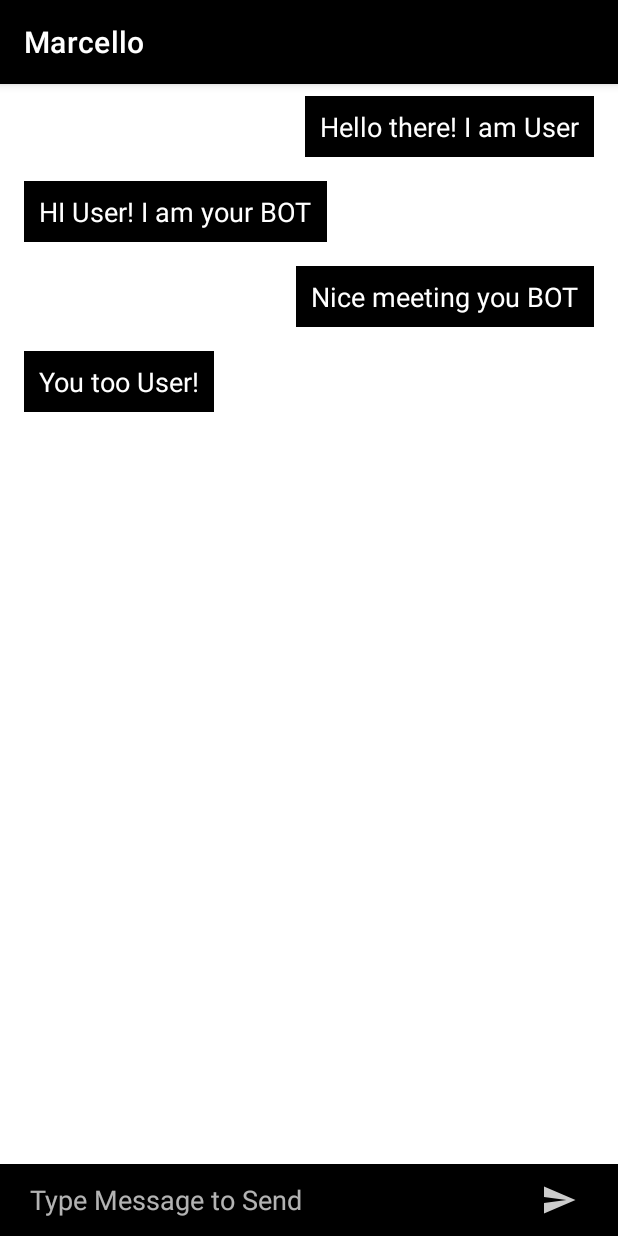
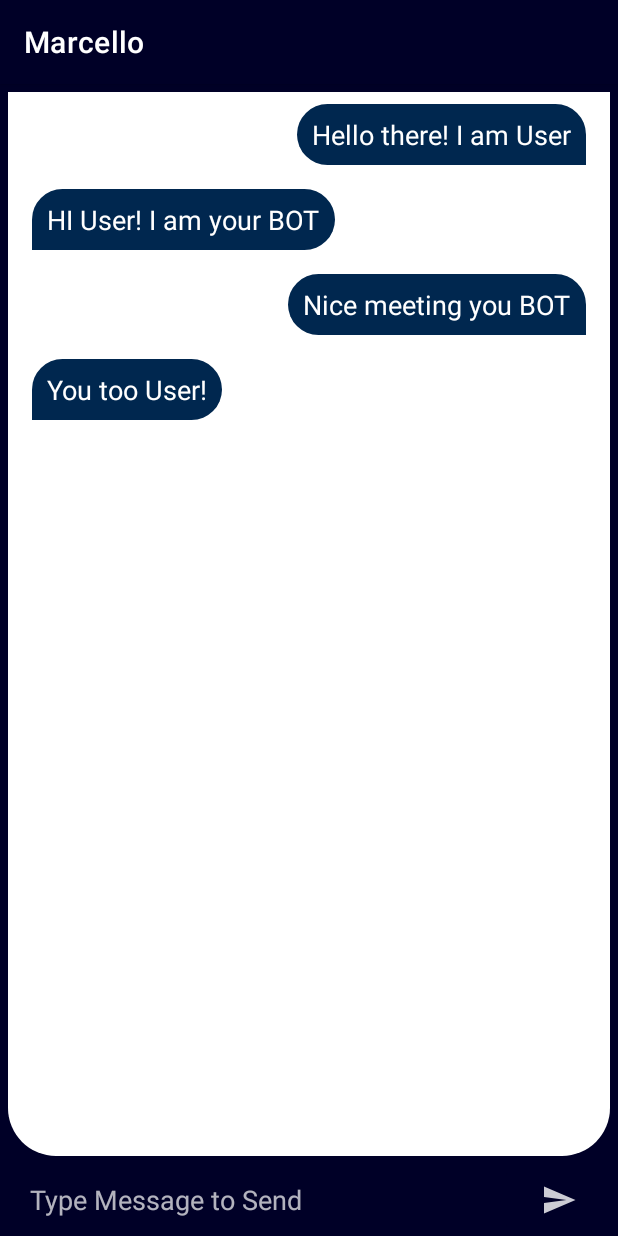
Before and after one commit to AbdelRahmanRefaat/Shams-Virtual-Assistant, an Android app: the screen it shows after launch (MainActivity), on a phone screen of 412 x 824 dp. Run offline under Robolectric (Android 15) with nearby library versions, the phone set to English and light mode, and no system bars.

Commit message:
Updated the UI

```diff
--- a/app/src/main/java/com/example/marcello/activities/main/MainActivity.java
+++ b/app/src/main/java/com/example/marcello/activities/main/MainActivity.java
@@ -32,8 +32,6 @@ public class MainActivity extends AppCompatActivity {
         recycler.setAdapter(adapter);
         recycler.setLayoutManager(new LinearLayoutManager(this));
 
-
-
         // dummy data
         ArrayList<ChatMessage> arr = new ArrayList<>();
         arr.add(new ChatMessage("Hello there! I am User", 1));
@@ -41,8 +39,8 @@ public class MainActivity extends AppCompatActivity {
         arr.add(new ChatMessage("Nice meeting you BOT",1));
         arr.add(new ChatMessage("You too User!",2));
         adapter.setList(arr);
-        EditText editTextMessage = (EditText) findViewById(R.id.edit_text_message);
-        ImageButton btnSend = (ImageButton) findViewById(R.id.btn_send_message);
+        EditText editTextMessage =  findViewById(R.id.edit_text_message);
+        ImageButton btnSend =  findViewById(R.id.btn_send_message);
         btnSend.setOnClickListener(new View.OnClickListener() {
             @Override
             public void onClick(View view) {
--- a/app/src/main/java/com/example/marcello/activities/main/adapters/ChatMessagesListAdapter.java
+++ b/app/src/main/java/com/example/marcello/activities/main/adapters/ChatMessagesListAdapter.java
@@ -34,10 +34,10 @@ public class ChatMessagesListAdapter extends RecyclerView.Adapter<RecyclerView.V
     public void onBindViewHolder(@NonNull RecyclerView.ViewHolder holder, int position) {
         if(chatMessages.get(position).getId() == VIEW_TYPE_USER_MESSAGE){
             UserViewHolder userViewHolder = (UserViewHolder) holder;
-            userViewHolder.nameTv.setText(chatMessages.get(position).getName());
+            userViewHolder.textMessage.setText(chatMessages.get(position).getMessage());
         }else if(chatMessages.get(position).getId() == VIEW_TYPE_BOT_MESSAGE){
             BotViewHolder botViewHolder = (BotViewHolder) holder;
-            botViewHolder.nameTv.setText(chatMessages.get(position).getName());
+            botViewHolder.textMessage.setText(chatMessages.get(position).getMessage());
         }
 
     }
@@ -57,17 +57,17 @@ public class ChatMessagesListAdapter extends RecyclerView.Adapter<RecyclerView.V
         notifyDataSetChanged();
     }
     public class BotViewHolder extends RecyclerView.ViewHolder {
-        TextView nameTv;
+        TextView textMessage;
         public BotViewHolder(@NonNull View itemView) {
             super(itemView);
-            nameTv = itemView.findViewById(R.id.text_view_chat_message);
+            textMessage = itemView.findViewById(R.id.textMessage);
         }
     }
     public class UserViewHolder extends RecyclerView.ViewHolder{
-        TextView nameTv;
+        TextView textMessage;
         public UserViewHolder(@NonNull View itemView) {
             super(itemView);
-            nameTv = itemView.findViewById(R.id.text_view_chat_message);
+            textMessage = itemView.findViewById(R.id.textMessage);
         }
     }
 }
--- a/app/src/main/java/com/example/marcello/models/ChatMessage.java
+++ b/app/src/main/java/com/example/marcello/models/ChatMessage.java
@@ -1,17 +1,17 @@
 package com.example.marcello.models;
 
 public class ChatMessage {
-    private String name;
+    private String message;
     private int id;
-    public ChatMessage(String name, int id) {
-        this.name = name;
+    public ChatMessage(String message, int id) {
+        this.message = message;
         this.id = id;
     }
     public int getId() {
         return id;
     }
-    public String getName() {
-        return name;
+    public String getMessage() {
+        return message;
     }
 
 
--- /dev/null
+++ b/app/src/main/res/drawable/background_chat_screen.xml
@@ -0,0 +1,11 @@
+<?xml version="1.0" encoding="utf-8"?>
+<shape xmlns:android="http://schemas.android.com/apk/res/android"
+    android:shape="rectangle">
+    <solid
+        android:color="@color/white"
+        />
+    <corners
+        android:bottomLeftRadius="32dp"
+        android:bottomRightRadius="32dp"
+        />
+</shape>
--- /dev/null
+++ b/app/src/main/res/drawable/background_received_message.xml
@@ -0,0 +1,10 @@
+<?xml version="1.0" encoding="utf-8"?>
+<shape xmlns:android="http://schemas.android.com/apk/res/android"
+    android:shape="rectangle">
+    <solid android:color="@color/primary"/>
+    <corners
+        android:bottomRightRadius="24dp"
+        android:topLeftRadius="24dp"
+        android:topRightRadius="24dp"
+        />
+</shape>
--- /dev/null
+++ b/app/src/main/res/drawable/background_sent_message.xml
@@ -0,0 +1,10 @@
+<?xml version="1.0" encoding="utf-8"?>
+<shape xmlns:android="http://schemas.android.com/apk/res/android"
+    android:shape="rectangle">
+    <solid android:color="@color/primary"/>
+    <corners
+        android:bottomLeftRadius="24dp"
+        android:topLeftRadius="24dp"
+        android:topRightRadius="24dp"
+        />
+</shape>
--- a/app/src/main/res/layout/activity_main.xml
+++ b/app/src/main/res/layout/activity_main.xml
@@ -14,7 +14,9 @@ app:layout_behavior="@string/appbar_scrolling_view_behavior"
 <RelativeLayout
     android:layout_width="match_parent"
     android:layout_height="match_parent"
-    android:background="#FFFFFF">
+    android:background="#FFFFFF"
+
+    >
 
 
 
@@ -22,13 +24,16 @@ app:layout_behavior="@string/appbar_scrolling_view_behavior"
         android:layout_width="match_parent"
         android:layout_height="match_parent"
         android:layout_above="@+id/send_message_layout"
-        android:backgroundTint="#6C5D5D">
+        android:backgroundTint="@color/primary_dark"
+        android:background="#FFFFFF"
+        android:padding="5dp"
+        >
 
         <androidx.recyclerview.widget.RecyclerView
             android:id="@+id/recycler_view_chat"
             android:layout_width="match_parent"
             android:layout_height="match_parent"
-            android:background="@color/white"
+            android:background="@drawable/background_chat_screen"
             app:layoutManager="LinearLayoutManager" />
 
         <TextView
@@ -38,7 +43,7 @@ app:layout_behavior="@string/appbar_scrolling_view_behavior"
             android:layout_gravity="center"
             android:padding="16dp"
             android:text="no_chats_available"
-            android:textColor="#000000"
+            android:textColor="@color/primary_dark"
             android:textSize="16sp"
             android:visibility="invisible" />
     </FrameLayout>
@@ -48,7 +53,7 @@ app:layout_behavior="@string/appbar_scrolling_view_behavior"
         android:layout_width="match_parent"
         android:layout_height="wrap_content"
         android:layout_alignParentBottom="true"
-        android:background="#000000"
+        android:background="@color/primary_dark"
         android:gravity="bottom|end">
 
         <EditText
@@ -56,7 +61,7 @@ app:layout_behavior="@string/appbar_scrolling_view_behavior"
             android:layout_width="wrap_content"
             android:layout_height="match_parent"
             android:layout_weight="4"
-            android:background="#000000"
+            android:background="@color/primary_dark"
             android:ems="10"
             android:hint="Type Message to Send"
             android:inputType="textPersonName"
@@ -69,7 +74,7 @@ app:layout_behavior="@string/appbar_scrolling_view_behavior"
             android:layout_width="wrap_content"
             android:layout_height="48dp"
             android:layout_weight="1"
-            android:backgroundTint="#000000"
+            android:backgroundTint="@color/primary_dark"
             android:src="@drawable/ic_send_message"
 
             />
--- a/app/src/main/res/layout/message_bot_side.xml
+++ b/app/src/main/res/layout/message_bot_side.xml
@@ -11,11 +11,11 @@
 
 
     <TextView
-        android:id="@+id/text_view_chat_message"
+        android:id="@+id/textMessage"
         android:layout_width="wrap_content"
         android:layout_height="wrap_content"
         android:layout_marginEnd="32dp"
-        android:background="#000000"
+        android:background="@drawable/background_received_message"
         android:paddingLeft="10dp"
         android:paddingRight="10dp"
         android:paddingBottom="8dp"
@@ -29,7 +29,7 @@
         android:id="@+id/time"
         android:layout_width="wrap_content"
         android:layout_height="wrap_content"
-        android:layout_toEndOf="@+id/text_view_chat_message"
+        android:layout_toEndOf="@+id/textMessage"
         android:visibility="invisible" />
 
 </RelativeLayout>
--- a/app/src/main/res/layout/message_user_side.xml
+++ b/app/src/main/res/layout/message_user_side.xml
@@ -14,11 +14,11 @@
     android:focusable="true">
 
     <TextView
-        android:id="@+id/text_view_chat_message"
+        android:id="@+id/textMessage"
         android:layout_width="wrap_content"
         android:layout_height="wrap_content"
         android:layout_marginStart="32dp"
-        android:background="#000000"
+        android:background="@drawable/background_sent_message"
         android:paddingLeft="10dp"
         android:paddingRight="10dp"
         android:paddingBottom="8dp"
@@ -33,7 +33,7 @@
         android:id="@+id/time"
         android:layout_width="wrap_content"
         android:layout_height="wrap_content"
-        android:layout_toStartOf="@+id/text_view_chat_message"
+        android:layout_toStartOf="@+id/textMessage"
         android:visibility="invisible" />
 
 
--- a/app/src/main/res/values/colors.xml
+++ b/app/src/main/res/values/colors.xml
@@ -7,4 +7,6 @@
     <color name="teal_700">#FF018786</color>
     <color name="black">#FF000000</color>
     <color name="white">#FFFFFFFF</color>
+    <color name="primary"> #00274f</color>
+    <color name="primary_dark">#000027</color>
 </resources>
--- a/app/src/main/res/values/themes.xml
+++ b/app/src/main/res/values/themes.xml
@@ -2,7 +2,7 @@
     <!-- Base application theme. -->
     <style name="Theme.MyApplication" parent="Theme.MaterialComponents.DayNight.DarkActionBar">
         <!-- Primary brand color. -->
-        <item name="colorPrimary">@color/black</item>
+        <item name="colorPrimary">@color/primary_dark</item>
         <item name="colorPrimaryVariant">@color/purple_700</item>
         <item name="colorOnPrimary">@color/white</item>
         <!-- Secondary brand color. -->
```
